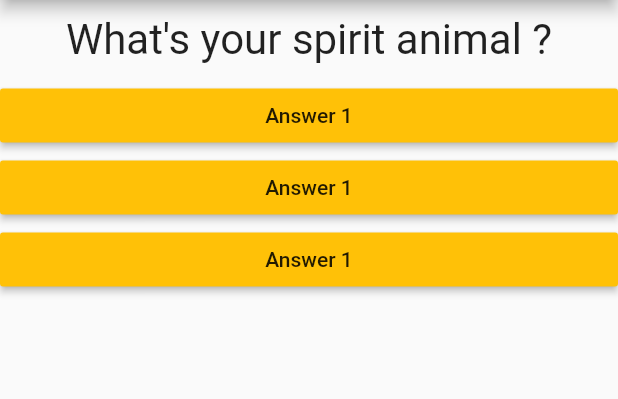
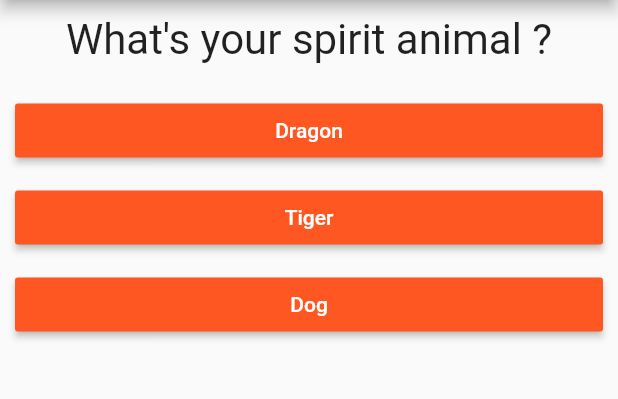
Before and after one commit to padulkemid/kuquiz, a Flutter app: the screen it shows after launch, on a phone screen of 412 x 824 dp, the part 84-483 px from its top. Run offline on Flutter 3.47's test engine with Material 2 defaults, Android fonts, the phone set to English and light mode, and no system bars.

Commit message:
:zap: Fix the question length error to restart the questions

```diff
--- a/lib/answer.dart
+++ b/lib/answer.dart
@@ -1,18 +1,21 @@
 import 'package:flutter/material.dart';
 
 class Answer extends StatelessWidget {
-  final Function selectAnswer;
+  final Function answerQuestion;
+  final String answerText;
 
-  Answer(this.selectAnswer);
+  Answer(this.answerQuestion, this.answerText);
 
   @override
   Widget build(BuildContext context) {
     return Container(
       width: double.infinity,
+      margin: EdgeInsets.fromLTRB(10, 10, 10, 0),
       child: RaisedButton(
-        color: Colors.amber,
-        child: Text('Answer 1'),
-        onPressed: selectAnswer,
+        color: Colors.deepOrange,
+        textColor: Colors.white,
+        child: Text(answerText),
+        onPressed: answerQuestion,
       ),
     );
   }
--- a/lib/main.dart
+++ b/lib/main.dart
@@ -14,11 +14,23 @@ class MyApp extends StatefulWidget {
 
 class _MyAppState extends State<MyApp> {
   var _questionIndex = 0;
+  static const questions = [
+    {
+      'question': "What's your spirit animal ?",
+      'answers': ['Dragon', 'Tiger', 'Dog']
+    },
+    {
+      'question': "What's your favorite color ?",
+      'answers': ['Black', 'White', 'Blue']
+    },
+    {
+      'question': "What's your bearing size ?",
+      'answers': ['35mm', '34mm', '39mm']
+    },
+  ];
 
   @override
   Widget build(BuildContext context) {
-    var questions = ["What's your spirit animal ?", "What's your age ?"];
-
     return MaterialApp(
       home: Scaffold(
         appBar: AppBar(
@@ -26,10 +38,11 @@ class _MyAppState extends State<MyApp> {
         ),
         body: Column(
           children: [
-            Question(questions[_questionIndex]),
-            Answer(_answerQuestion),
-            Answer(_answerQuestion),
-            Answer(_answerQuestion),
+            Question(questions[_questionIndex]['question']),
+            ...(questions[_questionIndex]['answers'] as List<String>)
+                .map((answer) {
+              return Answer(_answerQuestion, answer);
+            }).toList()
           ],
         ),
       ),
@@ -37,6 +50,10 @@ class _MyAppState extends State<MyApp> {
   }
 
   void _answerQuestion() {
+    if (_questionIndex == questions.length -1 ) {
+      _questionIndex = -1;
+    }
+
     setState(() {
       _questionIndex += 1;
     });
```
